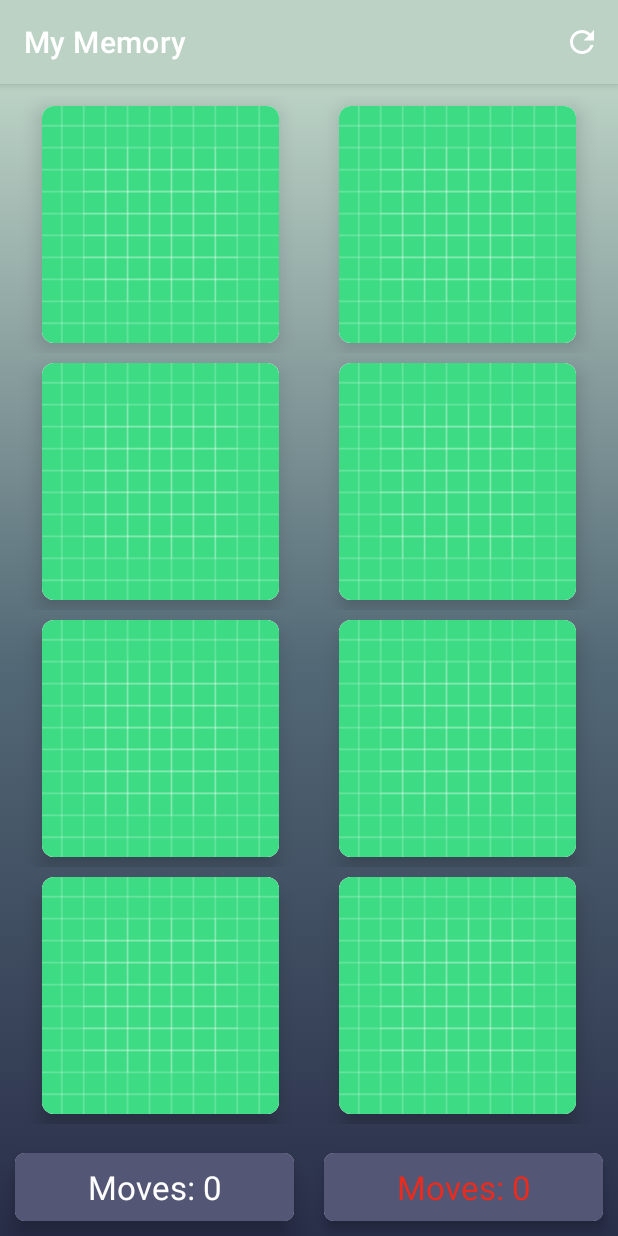
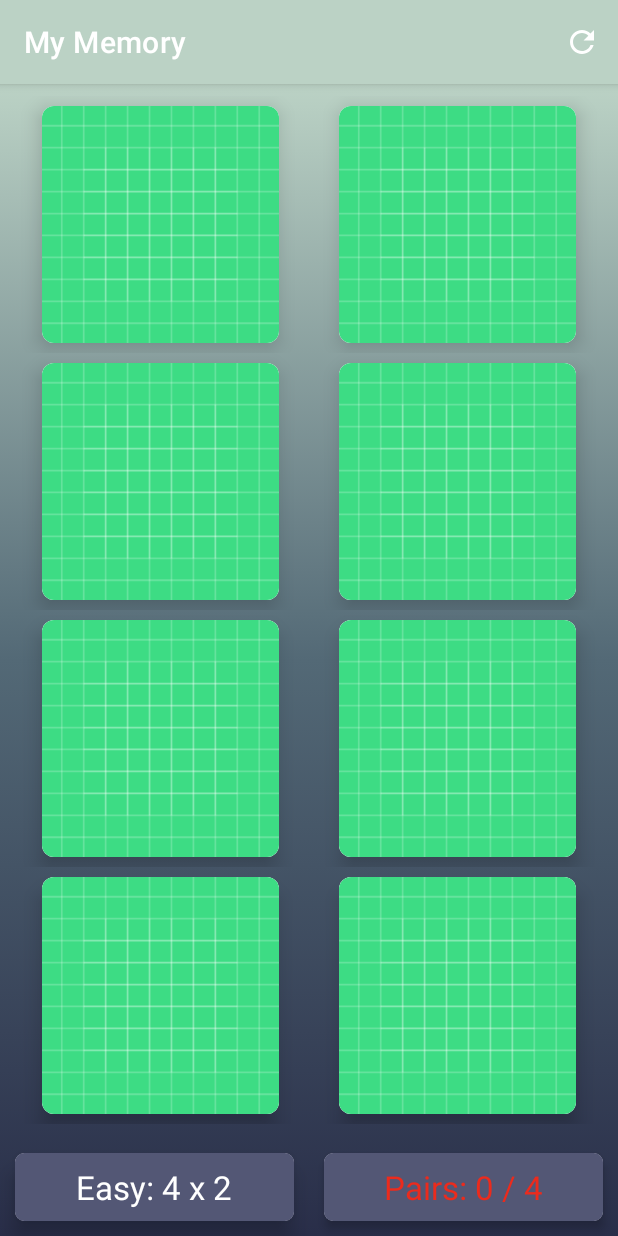
Before and after one commit to apigeoneer/app_My_Memory, an Android app: the screen it shows after launch (MainActivity), on a phone screen of 412 x 824 dp. Run offline under Robolectric (Android 15) with nearby library versions, the light colour scheme and no system bars.

Commit message:
Changed the numMoves & numPairs text to be specific to the chosen board size.

```diff
--- a/app/src/main/java/com/gmail/apigeoneer/mymemory/MainActivity.kt
+++ b/app/src/main/java/com/gmail/apigeoneer/mymemory/MainActivity.kt
@@ -86,6 +86,21 @@ class MainActivity : AppCompatActivity() {
     }
 
     private fun setupBoard() {
+        when (boardSize) {
+            BoardSize.EASY -> {
+                tvNumMoves.text = "Easy: 4 x 2"
+                tvNumPairs.text = "Pairs: 0 / 4"
+            }
+            BoardSize.MEDIUM -> {
+                tvNumMoves.text = "Medium: 6 x 3"
+                tvNumPairs.text = "Pairs: 0 / 9"
+            }
+            BoardSize.HARD -> {
+                tvNumMoves.text = "Hard: 6 x 4"
+                tvNumPairs.text = "Pairs: 0 / 12"
+            }
+        }
+
         tvNumPairs.setTextColor(ContextCompat.getColor(this, R.color.color_progress_none))
         memoryGame = MemoryGame(boardSize)
         adapter = MemoryBoardAdapter(this, boardSize, memoryGame.cards, object: MemoryBoardAdapter.CardClickListener {
--- a/app/src/main/res/layout/activity_main.xml
+++ b/app/src/main/res/layout/activity_main.xml
@@ -52,7 +52,7 @@
                 android:background="#535775"
                 android:gravity="center"
                 android:padding="8dp"
-                android:text="Moves: 0"
+                android:text="Pairs: 0"
                 android:textAppearance="@style/TextAppearance.AppCompat.Large"
                 android:textColor="#FFFFFF" />
         </androidx.cardview.widget.CardView>
```
